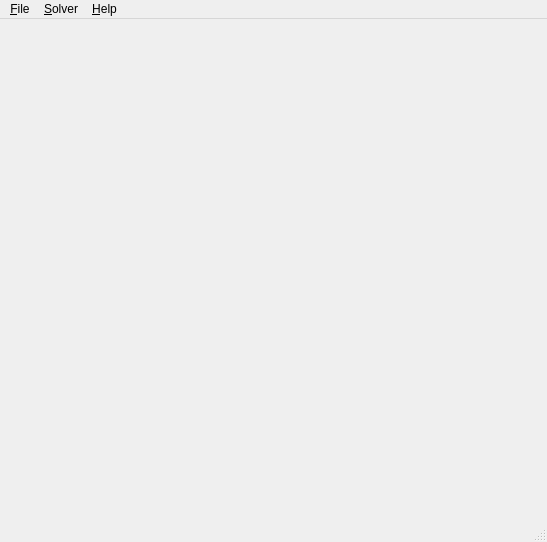
Before: the Qt Designer form mainwindow.ui in stevenvergenz/c-voku, drawn with Qt 5.
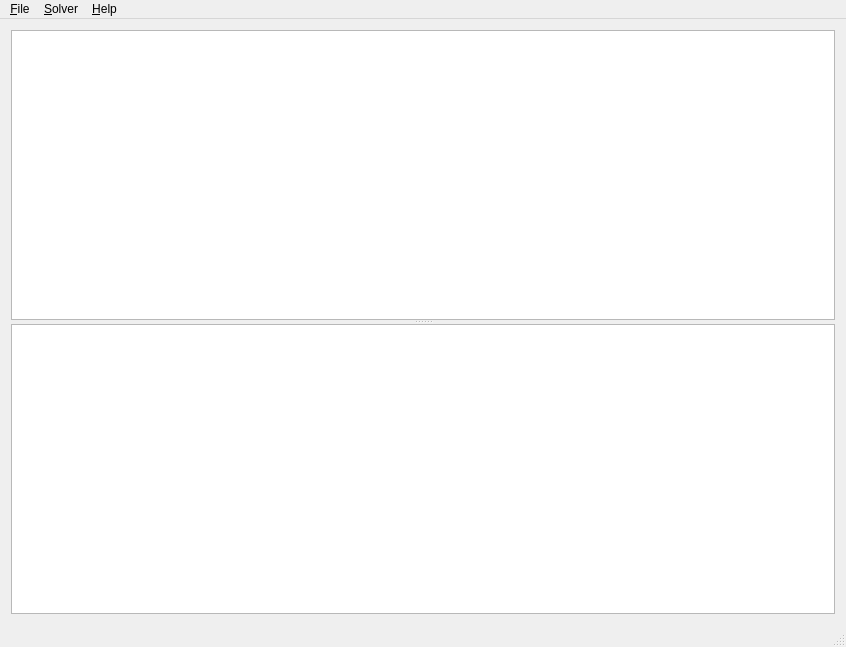
After: the same form once the commit is applied.

Commit message: Added grid view to window

Diff of the .ui file:
```diff
--- a/mainwindow.ui
+++ b/mainwindow.ui
@@ -6,22 +6,61 @@
    <rect>
     <x>0</x>
     <y>0</y>
-    <width>547</width>
-    <height>542</height>
+    <width>846</width>
+    <height>647</height>
    </rect>
   </property>
   <property name="windowTitle">
    <string>MainWindow</string>
   </property>
   <widget class="QWidget" name="centralWidget">
-   <layout class="QHBoxLayout" name="horizontalLayout"/>
+   <layout class="QVBoxLayout" name="verticalLayout">
+    <item>
+     <widget class="QSplitter" name="splitter">
+      <property name="orientation">
+       <enum>Qt::Vertical</enum>
+      </property>
+      <widget class="QTableView" name="tableView">
+       <property name="editTriggers">
+        <set>QAbstractItemView::DoubleClicked</set>
+       </property>
+       <property name="showDropIndicator" stdset="0">
+        <bool>false</bool>
+       </property>
+       <property name="dragDropOverwriteMode">
+        <bool>false</bool>
+       </property>
+       <property name="alternatingRowColors">
+        <bool>false</bool>
+       </property>
+       <property name="selectionMode">
+        <enum>QAbstractItemView::SingleSelection</enum>
+       </property>
+       <attribute name="horizontalHeaderVisible">
+        <bool>false</bool>
+       </attribute>
+       <attribute name="verticalHeaderVisible">
+        <bool>false</bool>
+       </attribute>
+      </widget>
+      <widget class="QTextEdit" name="textEdit">
+       <property name="sizePolicy">
+        <sizepolicy hsizetype="Expanding" vsizetype="Preferred">
+         <horstretch>0</horstretch>
+         <verstretch>0</verstretch>
+        </sizepolicy>
+       </property>
+      </widget>
+     </widget>
+    </item>
+   </layout>
   </widget>
   <widget class="QMenuBar" name="menuBar">
    <property name="geometry">
     <rect>
      <x>0</x>
      <y>0</y>
-     <width>547</width>
+     <width>846</width>
      <height>19</height>
     </rect>
    </property>
```
Left out of the diff: 12 changed lines with no effect on the pictures. The commit also changes 3 other files.
